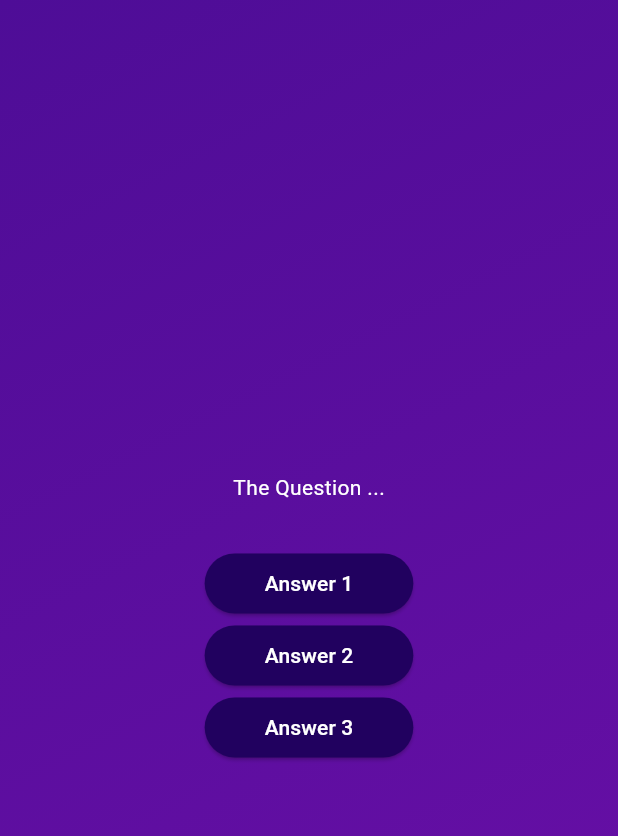
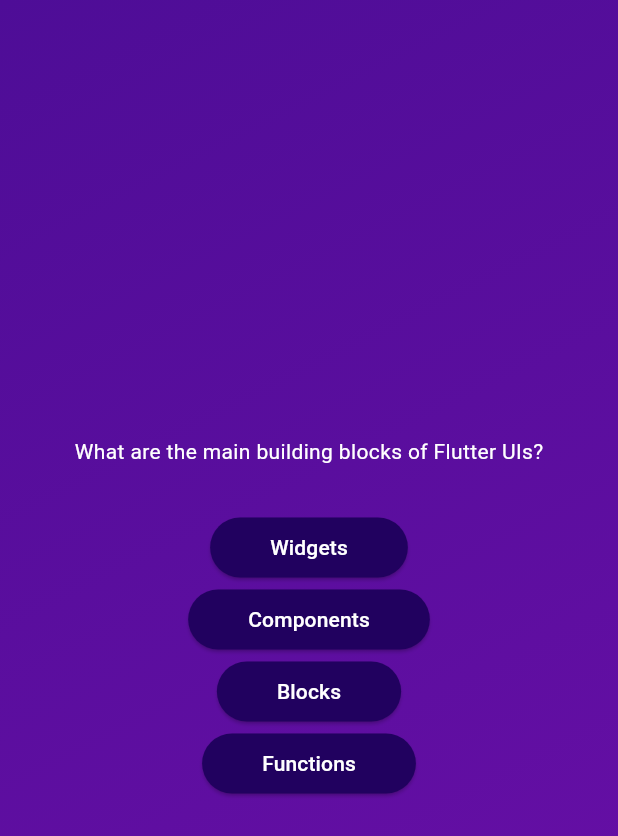
Before and after one commit to yassineelhoubi/quiz_app, a Flutter app: the screen it shows after launch, after a tap on "Start Quiz", on a phone screen of 412 x 824 dp. Shown: the top 836 px of the screen. Run offline on Flutter 3.47's test engine with Material 3 defaults, Android fonts, the phone set to English and light mode, and no system bars.

Commit message:
mapping on the questions

```diff
--- a/lib/questions_screen.dart
+++ b/lib/questions_screen.dart
@@ -1,5 +1,6 @@
 import 'package:flutter/material.dart';
 import 'package:quiz_app/custom_widgets/answer_button.dart';
+import 'package:quiz_app/data/questions.dart';
 
 class QuestionsScreen extends StatefulWidget {
   const QuestionsScreen({super.key});
@@ -8,6 +9,8 @@ class QuestionsScreen extends StatefulWidget {
 }
 
 class _QuestionsScreenState extends State<QuestionsScreen> {
+  final currentQuestion = questions[0];
+
   @override
   Widget build(context) {
     return SizedBox(
@@ -15,14 +18,14 @@ class _QuestionsScreenState extends State<QuestionsScreen> {
       child: Column(
         mainAxisAlignment: MainAxisAlignment.center,
         children: [
-          const Text(
-            'The Question ...',
-            style: TextStyle(color: Colors.white),
+          Text(
+            currentQuestion.text,
+            style: const TextStyle(color: Colors.white),
           ),
           const SizedBox(height: 30),
-          AnswerButton("Answer 1", () {}),
-          AnswerButton("Answer 2", () {}),
-          AnswerButton("Answer 3", () {}),
+          ...currentQuestion.answers.map((answer) {
+            return AnswerButton(answer, () {});
+          }),
         ],
       ),
     );
```
